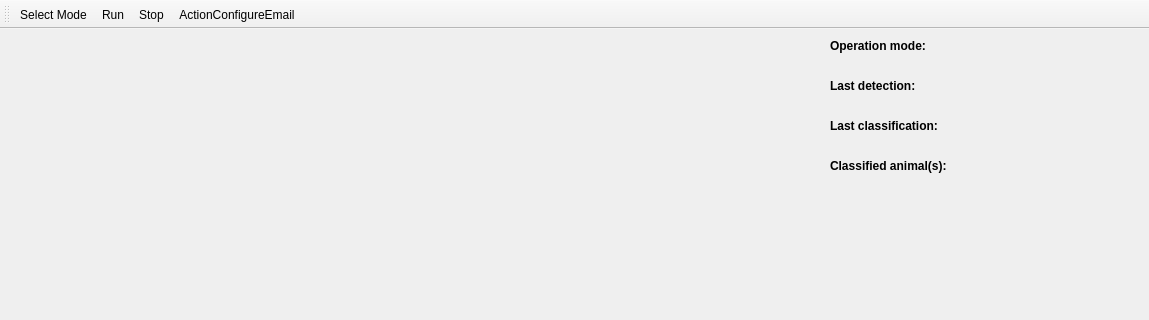
Above: src/ui/mainwindow.ui from stefanodellosa-personal/WADAS before the change; both pictures show x 0 to 1149 and y 0 to 320 of the 1149 by 815 pixel window. Below: the same form after it.
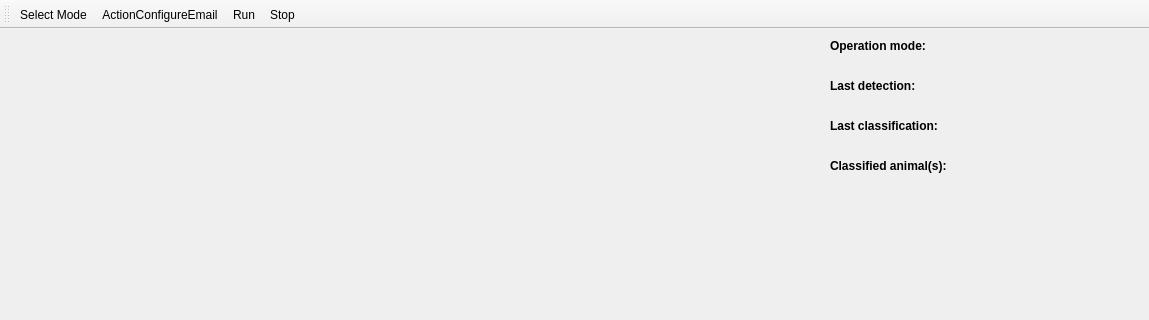
That is the form after the change. Icons and pictures are not drawn.

Commit message: Added receivers email in UI

The edit to the form file:
```diff
--- a/src/ui/mainwindow.ui
+++ b/src/ui/mainwindow.ui
@@ -194,9 +194,9 @@
     <bool>false</bool>
    </attribute>
    <addaction name="actionSelect_Mode"/>
+   <addaction name="actionActionConfigureEmail"/>
    <addaction name="actionRun"/>
    <addaction name="actionStop"/>
-   <addaction name="actionActionConfigureEmail"/>
   </widget>
   <action name="actionSelect_Mode">
    <property name="icon">
```
The commit also changes 6 other files.
